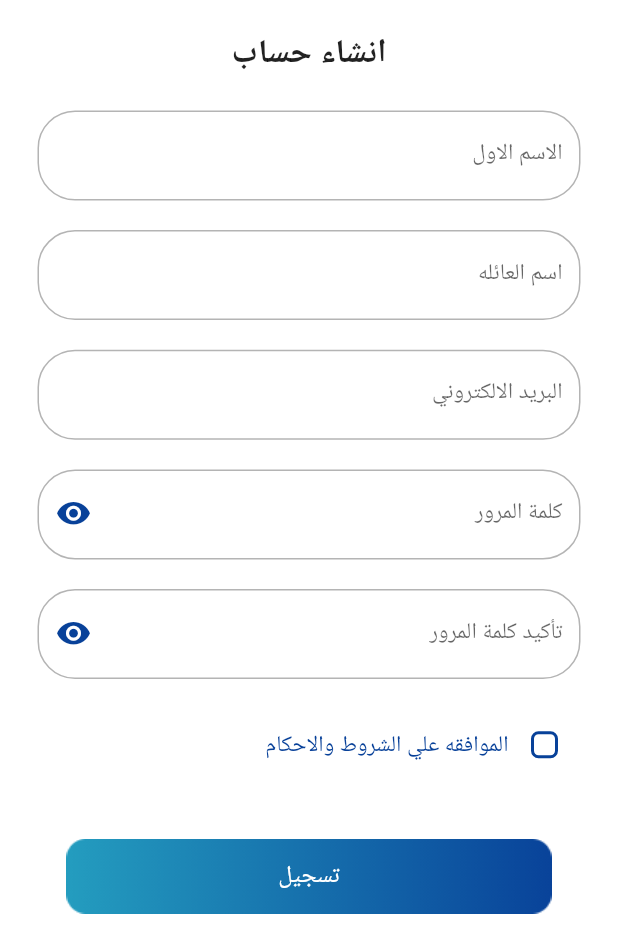
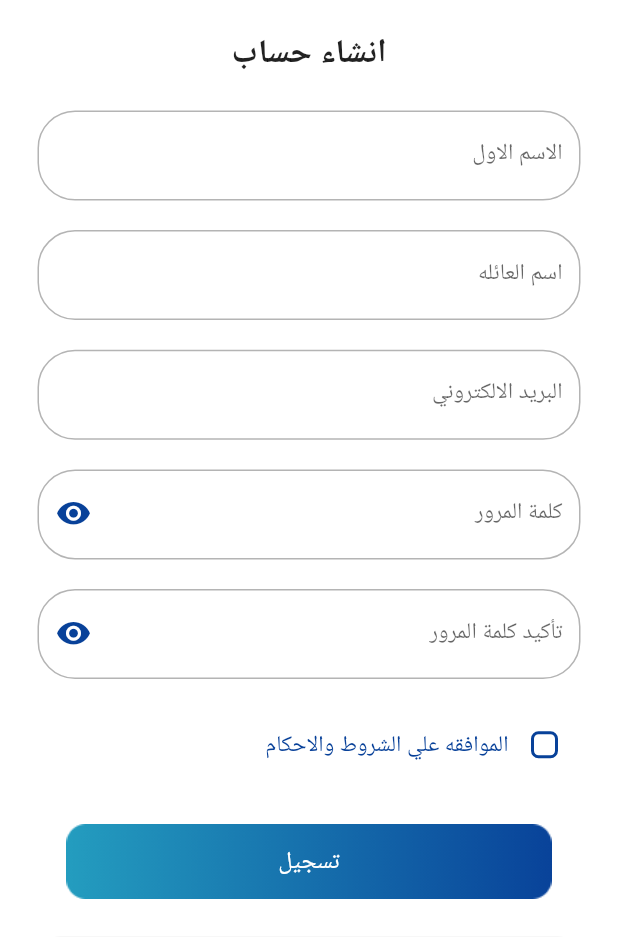
Before and after one commit to MohamedHassan275/PaintAppertmentApp, a Flutter app: the RegisterScreen screen opened directly, on a phone screen of 412 x 824 dp, the part 299-1236 px from its top. Run offline on Flutter 3.47's test engine with Material 2 defaults, Android fonts, the phone set to English and light mode, and no system bars; our stand-ins replace flutter_spinkit, fluttertoast, get, shared_preferences, sizer, smooth_page_indicator; accounts and stored records are empty.

Commit message:
Initial commit

```diff
--- a/lib/screens/register_screen/register_screen.dart
+++ b/lib/screens/register_screen/register_screen.dart
@@ -228,7 +228,7 @@ class _RegisterScreenState extends State<RegisterScreen> {
               ),
               CirclerProgressIndicatorWidget(isLoading: false),
               SizedBox(
-                height: heightValue * 1,
+                height: heightValue * .5,
               ),
               Padding(
                 padding: const EdgeInsets.symmetric(
```
